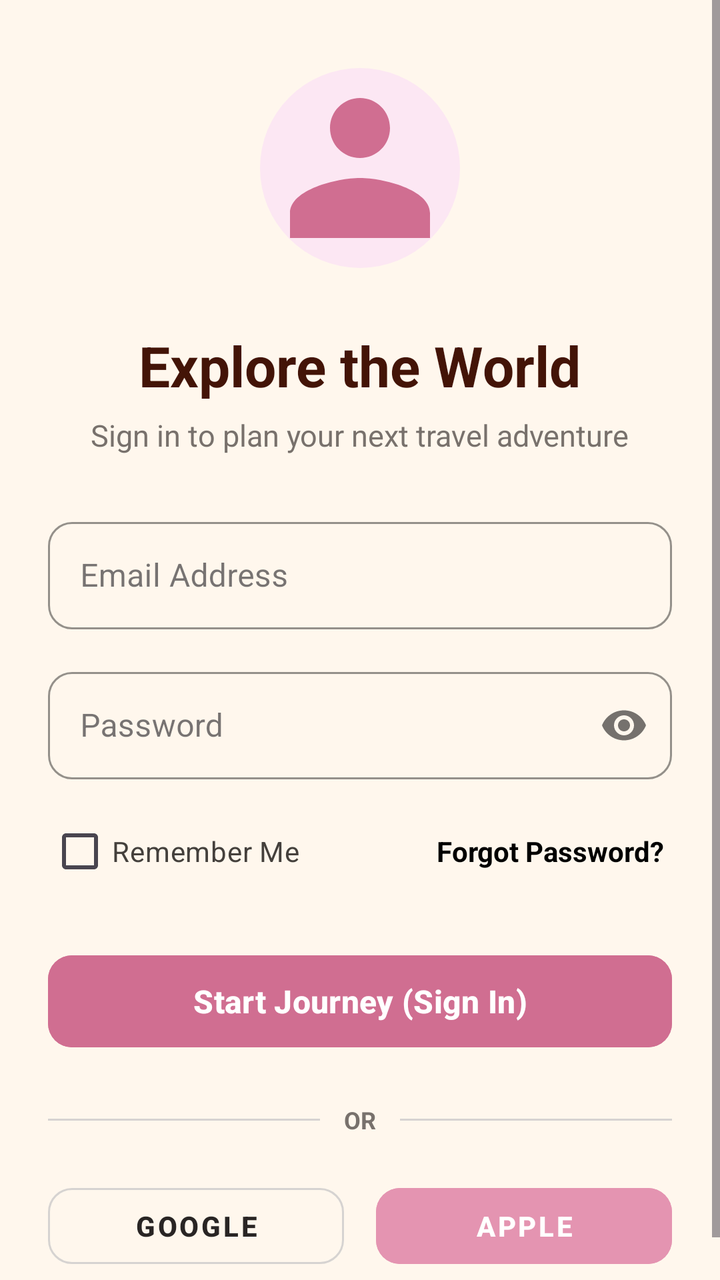
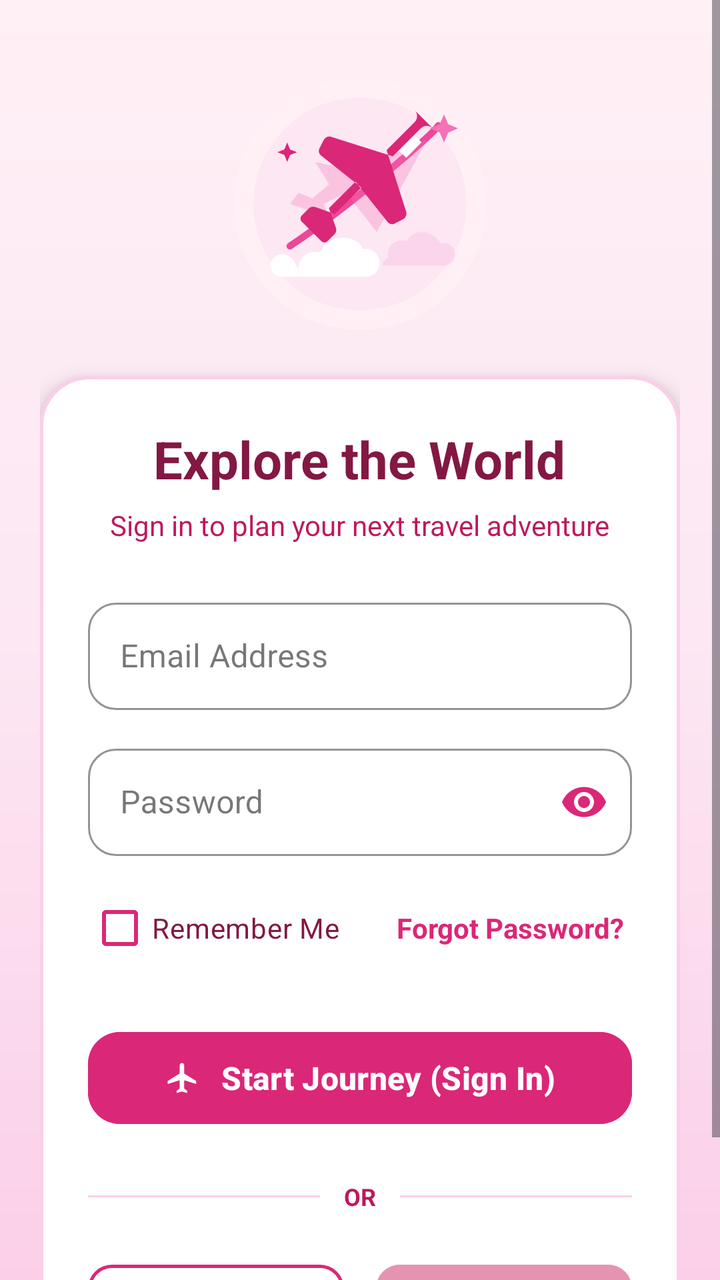

Before-and-after screenshots of an Android layout around one commit, followed by the original layout XML and the change that was made.
<!-- AndroidManifest.xml: application theme Theme.Applicationyareen -->
<!-- res/layout/activity_signin.xml -->
<?xml version="1.0" encoding="utf-8"?>
<ScrollView xmlns:android="http://schemas.android.com/apk/res/android"
    xmlns:app="http://schemas.android.com/apk/res-auto"
    xmlns:tools="http://schemas.android.com/tools"
    android:id="@+id/main"
    android:layout_width="match_parent"
    android:layout_height="match_parent"
    android:fillViewport="true"
    android:background="#FFF7ED"
    tools:context=".ViewPkg.SignInActivity">

    <LinearLayout
        android:layout_width="match_parent"
        android:layout_height="wrap_content"
        android:gravity="center"
        android:orientation="vertical"
        android:padding="24dp">

        
        <ImageView
            android:id="@+id/imgLogo"
            android:layout_width="120dp"
            android:layout_height="120dp"
            android:layout_marginBottom="20dp"
            android:contentDescription="Profile Photo Illustration"
            android:src="@drawable/ic_profile_photo"
            android:scaleType="centerInside" />

        
        <TextView
            android:id="@+id/SignInTitle"
            android:layout_width="wrap_content"
            android:layout_height="wrap_content"
            android:text="Explore the World"
            android:textColor="#431407"
            android:textSize="28sp"
            android:textStyle="bold" />

        
        <TextView
            android:id="@+id/SignInSubtitle"
            android:layout_width="wrap_content"
            android:layout_height="wrap_content"
            android:layout_marginTop="6dp"
            android:layout_marginBottom="28dp"
            android:text="Sign in to plan your next travel adventure"
            android:textColor="#78716C"
            android:textSize="15sp" />

        
        <com.google.android.material.textfield.TextInputLayout
            style="@style/Widget.MaterialComponents.TextInputLayout.OutlinedBox"
            android:layout_width="match_parent"
            android:layout_height="wrap_content"
            android:layout_marginBottom="16dp"
            android:hint="Email Address"
            app:boxCornerRadiusBottomEnd="12dp"
            app:boxCornerRadiusBottomStart="12dp"
            app:boxCornerRadiusTopEnd="12dp"
            app:boxCornerRadiusTopStart="12dp"
            app:boxStrokeColor="#EA580C"
            app:hintTextColor="#EA580C">

            <com.google.android.material.textfield.TextInputEditText
                android:id="@+id/etEmail"
                android:layout_width="match_parent"
                android:layout_height="wrap_content"
                android:inputType="textEmailAddress"
                android:padding="16dp" />
        </com.google.android.material.textfield.TextInputLayout>

        
        <com.google.android.material.textfield.TextInputLayout
            style="@style/Widget.MaterialComponents.TextInputLayout.OutlinedBox"
            android:layout_width="match_parent"
            android:layout_height="wrap_content"
            android:layout_marginBottom="12dp"
            android:hint="Password"
            app:boxCornerRadiusBottomEnd="12dp"
            app:boxCornerRadiusBottomStart="12dp"
            app:boxCornerRadiusTopEnd="12dp"
            app:boxCornerRadiusTopStart="12dp"
            app:boxStrokeColor="#EA580C"
            app:hintTextColor="#EA580C"
            app:passwordToggleEnabled="true">

            <com.google.android.material.textfield.TextInputEditText
                android:id="@+id/etPassword"
                android:layout_width="match_parent"
                android:layout_height="wrap_content"
                android:inputType="textPassword"
                android:padding="16dp" />
        </com.google.android.material.textfield.TextInputLayout>

        
        <RelativeLayout
            android:layout_width="match_parent"
            android:layout_height="wrap_content"
            android:layout_marginBottom="24dp">

            <CheckBox
                android:id="@+id/cbRememberMe"
                android:layout_width="wrap_content"
                android:layout_height="wrap_content"
                android:layout_alignParentStart="true"
                android:layout_centerVertical="true"
                android:text="Remember Me"
                android:textColor="#44403C"
                android:textSize="14sp" />

            <TextView
                android:id="@+id/tvForgotPassword"
                android:layout_width="wrap_content"
                android:layout_height="wrap_content"
                android:layout_alignParentEnd="true"
                android:layout_centerVertical="true"
                android:padding="4dp"
                android:text="Forgot Password?"
                android:textColor="#000000"
                android:textSize="14sp"
                android:textStyle="bold" />
        </RelativeLayout>

        
        <com.google.android.material.button.MaterialButton
            android:id="@+id/btnSignIn"
            android:layout_width="match_parent"
            android:layout_height="54dp"
            android:layout_marginBottom="24dp"
            android:backgroundTint="#D06E91"
            android:text="Start Journey (Sign In)"
            android:textColor="@android:color/white"
            android:textSize="16sp"
            android:textStyle="bold"
            app:cornerRadius="12dp" />

        
        <LinearLayout
            android:layout_width="match_parent"
            android:layout_height="wrap_content"
            android:layout_marginBottom="20dp"
            android:gravity="center"
            android:orientation="horizontal">

            <View
                android:layout_width="0dp"
                android:layout_height="1dp"
                android:layout_weight="1"
                android:background="#D6D3D1" />

            <TextView
                android:layout_width="wrap_content"
                android:layout_height="wrap_content"
                android:paddingStart="12dp"
                android:paddingEnd="12dp"
                android:text="OR"
                android:textColor="#78716C"
                android:textSize="12sp"
                android:textStyle="bold" />

            <View
                android:layout_width="0dp"
                android:layout_height="1dp"
                android:layout_weight="1"
                android:background="#D6D3D1" />
        </LinearLayout>

        
        <LinearLayout
            android:layout_width="match_parent"
            android:layout_height="wrap_content"
            android:gravity="center"
            android:orientation="horizontal">

            
            <com.google.android.material.button.MaterialButton
                android:id="@+id/btnGoogleSignIn"
                style="@style/Widget.MaterialComponents.Button.OutlinedButton"
                android:layout_width="0dp"
                android:layout_height="50dp"
                android:layout_marginEnd="8dp"
                android:layout_weight="1"
                android:text="Google"
                android:textColor="#292524"
                android:textSize="14sp"
                android:textStyle="bold"
                app:cornerRadius="12dp"
                app:strokeColor="#D6D3D1"
                app:strokeWidth="1dp" />

            
            <com.google.android.material.button.MaterialButton
                android:id="@+id/btnAppleSignIn"
                style="@style/Widget.MaterialComponents.Button.OutlinedButton"
                android:layout_width="0dp"
                android:layout_height="50dp"
                android:layout_marginStart="8dp"
                android:layout_weight="1"
                android:backgroundTint="#E494B1"
                android:text="Apple"
                android:textColor="@android:color/white"
                android:textSize="14sp"
                android:textStyle="bold"
                app:cornerRadius="12dp"
                app:strokeWidth="0dp" />
        </LinearLayout>

    </LinearLayout>
</ScrollView>
<!-- resources referenced by this layout -->
<resources>
  <!-- drawable ic_profile_photo (drawable) -->
  <vector xmlns:android="http://schemas.android.com/apk/res/android"
      android:width="120dp"
      android:height="120dp"
      android:viewportWidth="24"
      android:viewportHeight="24">
  
      
      <path
          android:fillColor="#FCE7F3"
          android:pathData="M12,12m-10,0a10,10 0 1,0 20,0a10,10 0 1,0 -20,0" />
  
      
      <path
          android:fillColor="#D06E91"
          android:pathData="M12,11c1.66,0 3,-1.34 3,-3s-1.34,-3 -3,-3 -3,1.34 -3,3 1.34,3 3,3zM12,13c-2.33,0 -7,1.17 -7,3.5V19h14v-2.5c0,-2.33 -4.67,-3.5 -7,-3.5z" />
  </vector>
  <style name="Theme.Applicationyareen" parent="Base.Theme.Applicationyareen" />
  <style name="Base.Theme.Applicationyareen" parent="Theme.Material3.DayNight.NoActionBar">
          
          
      </style>
</resources>

<!-- the commit's change to res/layout/activity_signin.xml (unified diff, before → after) -->
@@ -6,7 +6,7 @@
     android:layout_width="match_parent"
     android:layout_height="match_parent"
     android:fillViewport="true"
-    android:background="#FFF7ED"
+    android:background="@drawable/bg_pink_gradient"
     tools:context=".ViewPkg.SignInActivity">
 
     <LinearLayout
@@ -14,195 +14,217 @@
         android:layout_height="wrap_content"
         android:gravity="center"
         android:orientation="vertical"
-        android:padding="24dp">
+        android:padding="20dp">
 
         
         <ImageView
             android:id="@+id/imgLogo"
-            android:layout_width="120dp"
-            android:layout_height="120dp"
-            android:layout_marginBottom="20dp"
-            android:contentDescription="Profile Photo Illustration"
-            android:src="@drawable/ic_profile_photo"
+            android:layout_width="140dp"
+            android:layout_height="140dp"
+            android:layout_marginTop="12dp"
+            android:layout_marginBottom="16dp"
+            android:contentDescription="Pink Airplane Illustration"
+            android:src="@drawable/ic_pink_airplane_header"
             android:scaleType="centerInside" />
-
-        
-        <TextView
-            android:id="@+id/SignInTitle"
-            android:layout_width="wrap_content"
-            android:layout_height="wrap_content"
-            android:text="Explore the World"
-            android:textColor="#431407"
-            android:textSize="28sp"
-            android:textStyle="bold" />
-
-        
-        <TextView
-            android:id="@+id/SignInSubtitle"
-            android:layout_width="wrap_content"
-            android:layout_height="wrap_content"
-            android:layout_marginTop="6dp"
-            android:layout_marginBottom="28dp"
-            android:text="Sign in to plan your next travel adventure"
-            android:textColor="#78716C"
-            android:textSize="15sp" />
-
-        
-        <com.google.android.material.textfield.TextInputLayout
-            style="@style/Widget.MaterialComponents.TextInputLayout.OutlinedBox"
-            android:layout_width="match_parent"
-            android:layout_height="wrap_content"
-            android:layout_marginBottom="16dp"
-            android:hint="Email Address"
-            app:boxCornerRadiusBottomEnd="12dp"
-            app:boxCornerRadiusBottomStart="12dp"
-            app:boxCornerRadiusTopEnd="12dp"
-            app:boxCornerRadiusTopStart="12dp"
-            app:boxStrokeColor="#EA580C"
-            app:hintTextColor="#EA580C">
-
-            <com.google.android.material.textfield.TextInputEditText
-                android:id="@+id/etEmail"
-                android:layout_width="match_parent"
-                android:layout_height="wrap_content"
-                android:inputType="textEmailAddress"
-                android:padding="16dp" />
-        </com.google.android.material.textfield.TextInputLayout>
-
-        
-        <com.google.android.material.textfield.TextInputLayout
-            style="@style/Widget.MaterialComponents.TextInputLayout.OutlinedBox"
-            android:layout_width="match_parent"
-            android:layout_height="wrap_content"
-            android:layout_marginBottom="12dp"
-            android:hint="Password"
-            app:boxCornerRadiusBottomEnd="12dp"
-            app:boxCornerRadiusBottomStart="12dp"
-            app:boxCornerRadiusTopEnd="12dp"
-            app:boxCornerRadiusTopStart="12dp"
-            app:boxStrokeColor="#EA580C"
-            app:hintTextColor="#EA580C"
-            app:passwordToggleEnabled="true">
-
-            <com.google.android.material.textfield.TextInputEditText
-                android:id="@+id/etPassword"
-                android:layout_width="match_parent"
-                android:layout_height="wrap_content"
-                android:inputType="textPassword"
-                android:padding="16dp" />
-        </com.google.android.material.textfield.TextInputLayout>
-
-        
-        <RelativeLayout
-            android:layout_width="match_parent"
-            android:layout_height="wrap_content"
-            android:layout_marginBottom="24dp">
-
-            <CheckBox
-                android:id="@+id/cbRememberMe"
-                android:layout_width="wrap_content"
-                android:layout_height="wrap_content"
-                android:layout_alignParentStart="true"
-                android:layout_centerVertical="true"
-                android:text="Remember Me"
-                android:textColor="#44403C"
-                android:textSize="14sp" />
-
-            <TextView
-                android:id="@+id/tvForgotPassword"
-                android:layout_width="wrap_content"
-                android:layout_height="wrap_content"
-                android:layout_alignParentEnd="true"
-                android:layout_centerVertical="true"
-                android:padding="4dp"
-                android:text="Forgot Password?"
-                android:textColor="#000000"
-                android:textSize="14sp"
-                android:textStyle="bold" />
-        </RelativeLayout>
-
-        
-        <com.google.android.material.button.MaterialButton
-            android:id="@+id/btnSignIn"
-            android:layout_width="match_parent"
-            android:layout_height="54dp"
-            android:layout_marginBottom="24dp"
-            android:backgroundTint="#D06E91"
-            android:text="Start Journey (Sign In)"
-            android:textColor="@android:color/white"
-            android:textSize="16sp"
-            android:textStyle="bold"
-            app:cornerRadius="12dp" />
 
         
         <LinearLayout
             android:layout_width="match_parent"
             android:layout_height="wrap_content"
-            android:layout_marginBottom="20dp"
-            android:gravity="center"
-            android:orientation="horizontal">
-
-            <View
-                android:layout_width="0dp"
-                android:layout_height="1dp"
-                android:layout_weight="1"
-                android:background="#D6D3D1" />
-
+            android:background="@drawable/bg_pink_card"
+            android:elevation="6dp"
+            android:orientation="vertical"
+            android:padding="24dp">
+
+            
             <TextView
+                android:id="@+id/tvSignIn"
                 android:layout_width="wrap_content"
                 android:layout_height="wrap_content"
-                android:paddingStart="12dp"
-                android:paddingEnd="12dp"
-                android:text="OR"
-                android:textColor="#78716C"
-                android:textSize="12sp"
+                android:layout_gravity="center_horizontal"
+                android:text="Explore the World"
+                android:textColor="#831843"
+                android:textSize="26sp"
                 android:textStyle="bold" />
 
-            <View
-                android:layout_width="0dp"
-                android:layout_height="1dp"
-                android:layout_weight="1"
-                android:background="#D6D3D1" />
-        </LinearLayout>
-
-        
-        <LinearLayout
-            android:layout_width="match_parent"
-            android:layout_height="wrap_content"
-            android:gravity="center"
-            android:orientation="horizontal">
+            
+            <TextView
+                android:id="@+id/tvSignInSubtitle"
+                android:layout_width="wrap_content"
+                android:layout_height="wrap_content"
+                android:layout_gravity="center_horizontal"
+                android:layout_marginTop="6dp"
+                android:layout_marginBottom="24dp"
+                android:text="Sign in to plan your next travel adventure"
+                android:textColor="#BE185D"
+                android:textSize="14sp" />
+
+            
+            <com.google.android.material.textfield.TextInputLayout
+                style="@style/Widget.MaterialComponents.TextInputLayout.OutlinedBox"
+                android:layout_width="match_parent"
+                android:layout_height="wrap_content"
+                android:layout_marginBottom="14dp"
+                android:hint="Email Address"
+                app:boxCornerRadiusBottomEnd="14dp"
+                app:boxCornerRadiusBottomStart="14dp"
+                app:boxCornerRadiusTopEnd="14dp"
+                app:boxCornerRadiusTopStart="14dp"
+                app:boxStrokeColor="#DB2777"
+                app:hintTextColor="#DB2777">
+
+                <com.google.android.material.textfield.TextInputEditText
+                    android:id="@+id/etEmail"
+                    android:layout_width="match_parent"
+                    android:layout_height="wrap_content"
+                    android:inputType="textEmailAddress"
+                    android:padding="16dp"
+                    android:textColor="#831843" />
+            </com.google.android.material.textfield.TextInputLayout>
+
+            
+            <com.google.android.material.textfield.TextInputLayout
+                style="@style/Widget.MaterialComponents.TextInputLayout.OutlinedBox"
+                android:layout_width="match_parent"
+                android:layout_height="wrap_content"
+                android:layout_marginBottom="12dp"
+                android:hint="Password"
+                app:boxCornerRadiusBottomEnd="14dp"
+                app:boxCornerRadiusBottomStart="14dp"
+                app:boxCornerRadiusTopEnd="14dp"
+                app:boxCornerRadiusTopStart="14dp"
+                app:boxStrokeColor="#DB2777"
+                app:hintTextColor="#DB2777"
+                app:passwordToggleEnabled="true"
+                app:passwordToggleTint="#DB2777">
+
+                <com.google.android.material.textfield.TextInputEditText
+                    android:id="@+id/etPassword"
+                    android:layout_width="match_parent"
+                    android:layout_height="wrap_content"
+                    android:inputType="textPassword"
+                    android:padding="16dp"
+                    android:textColor="#831843" />
+            </com.google.android.material.textfield.TextInputLayout>
+
+            
+            <RelativeLayout
+                android:layout_width="match_parent"
+                android:layout_height="wrap_content"
+                android:layout_marginBottom="24dp">
+
+                <CheckBox
+                    android:id="@+id/cbRememberMe"
+                    android:layout_width="wrap_content"
+                    android:layout_height="wrap_content"
+                    android:layout_alignParentStart="true"
+                    android:layout_centerVertical="true"
+                    android:buttonTint="#DB2777"
+                    android:text="Remember Me"
+                    android:textColor="#831843"
+                    android:textSize="14sp" />
+
+                <TextView
+                    android:id="@+id/tvForgotPassword"
+                    android:layout_width="wrap_content"
+                    android:layout_height="wrap_content"
+                    android:layout_alignParentEnd="true"
+                    android:layout_centerVertical="true"
+                    android:padding="4dp"
+                    android:text="Forgot Password?"
+                    android:textColor="#DB2777"
+                    android:textSize="14sp"
+                    android:textStyle="bold" />
+            </RelativeLayout>
 
             
             <com.google.android.material.button.MaterialButton
-                android:id="@+id/btnGoogleSignIn"
-                style="@style/Widget.MaterialComponents.Button.OutlinedButton"
-                android:layout_width="0dp"
-                android:layout_height="50dp"
-                android:layout_marginEnd="8dp"
-                android:layout_weight="1"
-                android:text="Google"
-                android:textColor="#292524"
-                android:textSize="14sp"
+                android:id="@+id/btnSignIn"
+                android:layout_width="match_parent"
+                android:layout_height="54dp"
+                android:layout_marginBottom="24dp"
+                android:backgroundTint="#DB2777"
+                android:text="Start Journey (Sign In)"
+                android:textColor="@android:color/white"
+                android:textSize="16sp"
                 android:textStyle="bold"
-                app:cornerRadius="12dp"
-                app:strokeColor="#D6D3D1"
-                app:strokeWidth="1dp" />
-
-            
-            <com.google.android.material.button.MaterialButton
-                android:id="@+id/btnAppleSignIn"
-                style="@style/Widget.MaterialComponents.Button.OutlinedButton"
-                android:layout_width="0dp"
-                android:layout_height="50dp"
-                android:layout_marginStart="8dp"
-                android:layout_weight="1"
-                android:backgroundTint="#E494B1"
-                android:text="Apple"
-                android:textColor="@android:color/white"
-                android:textSize="14sp"
-                android:textStyle="bold"
-                app:cornerRadius="12dp"
-                app:strokeWidth="0dp" />
+                app:cornerRadius="16dp"
+                app:icon="@drawable/ic_airplane_white"
+                app:iconGravity="textStart"
+                app:iconPadding="10dp"
+                app:iconTint="@android:color/white" />
+
+            
+            <LinearLayout
+                android:layout_width="match_parent"
+                android:layout_height="wrap_content"
+                android:layout_marginBottom="20dp"
+                android:gravity="center"
+                android:orientation="horizontal">
+
+                <View
+                    android:layout_width="0dp"
+                    android:layout_height="1dp"
+                    android:layout_weight="1"
+                    android:background="#FBCFE8" />
+
+                <TextView
+                    android:layout_width="wrap_content"
+                    android:layout_height="wrap_content"
+                    android:paddingStart="12dp"
+                    android:paddingEnd="12dp"
+                    android:text="OR"
+                    android:textColor="#BE185D"
+                    android:textSize="12sp"
+                    android:textStyle="bold" />
+
+                <View
+                    android:layout_width="0dp"
+                    android:layout_height="1dp"
+                    android:layout_weight="1"
+                    android:background="#FBCFE8" />
+            </LinearLayout>
+
+            
+            <LinearLayout
+                android:layout_width="match_parent"
+                android:layout_height="wrap_content"
+                android:gravity="center"
+                android:orientation="horizontal">
+
+                
+                <com.google.android.material.button.MaterialButton
+                    android:id="@+id/btnGoogleSignIn"
+                    style="@style/Widget.MaterialComponents.Button.OutlinedButton"
+                    android:layout_width="0dp"
+                    android:layout_height="50dp"
+                    android:layout_marginEnd="8dp"
+                    android:layout_weight="1"
+                    android:text="Google"
+                    android:textColor="#831843"
+                    android:textSize="14sp"
+                    android:textStyle="bold"
+                    app:cornerRadius="12dp"
+                    app:strokeColor="#DB2777"
+                    app:strokeWidth="1.5dp" />
+
+                
+                <com.google.android.material.button.MaterialButton
+                    android:id="@+id/btnAppleSignIn"
+                    style="@style/Widget.MaterialComponents.Button.OutlinedButton"
+                    android:layout_width="0dp"
+                    android:layout_height="50dp"
+                    android:layout_marginStart="8dp"
+                    android:layout_weight="1"
+                    android:backgroundTint="#E494B1"
+                    android:text="Apple"
+                    android:textColor="@android:color/white"
+                    android:textSize="14sp"
+                    android:textStyle="bold"
+                    app:cornerRadius="12dp"
+                    app:strokeWidth="0dp" />
+            </LinearLayout>
+
         </LinearLayout>
 
     </LinearLayout>
<!-- resource entries referenced after the edit -->
@@ -1,22 +1,37 @@
 <!-- resources referenced by this layout -->
 <resources>
-  <!-- drawable ic_profile_photo (drawable) -->
+  <!-- drawable bg_pink_card (drawable) -->
+  <?xml version="1.0" encoding="utf-8"?>
+  <shape xmlns:android="http://schemas.android.com/apk/res/android"
+      android:shape="rectangle">
+      <solid android:color="#FFFFFFFF" />
+      <corners android:radius="24dp" />
+      <stroke
+          android:width="1.5dp"
+          android:color="#FBCFE8" />
+  </shape>
+  <!-- drawable bg_pink_gradient (drawable) -->
+  <?xml version="1.0" encoding="utf-8"?>
+  <shape xmlns:android="http://schemas.android.com/apk/res/android"
+      android:shape="rectangle">
+      <gradient
+          android:angle="270"
+          android:startColor="#FFF0F5"
+          android:centerColor="#FCE7F3"
+          android:endColor="#FBCFE8" />
+  </shape>
+  <!-- drawable ic_airplane_white (drawable) -->
   <vector xmlns:android="http://schemas.android.com/apk/res/android"
-      android:width="120dp"
-      android:height="120dp"
+      android:width="24dp"
+      android:height="24dp"
       android:viewportWidth="24"
       android:viewportHeight="24">
   
-      
       <path
-          android:fillColor="#FCE7F3"
-          android:pathData="M12,12m-10,0a10,10 0 1,0 20,0a10,10 0 1,0 -20,0" />
-  
-      
-      <path
-          android:fillColor="#D06E91"
-          android:pathData="M12,11c1.66,0 3,-1.34 3,-3s-1.34,-3 -3,-3 -3,1.34 -3,3 1.34,3 3,3zM12,13c-2.33,0 -7,1.17 -7,3.5V19h14v-2.5c0,-2.33 -4.67,-3.5 -7,-3.5z" />
+          android:fillColor="#FFFFFFFF"
+          android:pathData="M21,16v-2l-8,-5V3.5C13,2.67 12.33,2 11.5,2S10,2.67 10,3.5V9l-8,5v2l8,-2.5V19l-2,1.5V22l3.5,-1 3.5,1v-1.5L13,19v-5.5l8,2.5z" />
   </vector>
+  <!-- drawable ic_pink_airplane_header: vector/xml drawable (drawable, 2388 chars, omitted) -->
   <style name="Theme.Applicationyareen" parent="Base.Theme.Applicationyareen" />
   <style name="Base.Theme.Applicationyareen" parent="Theme.Material3.DayNight.NoActionBar">
           
